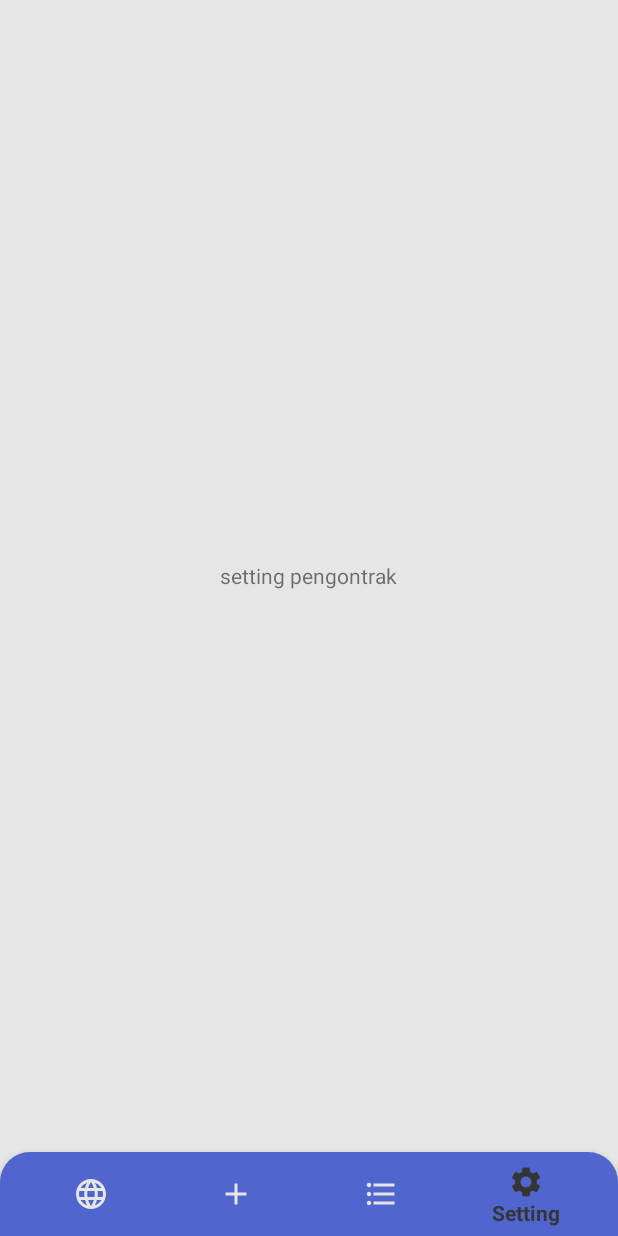
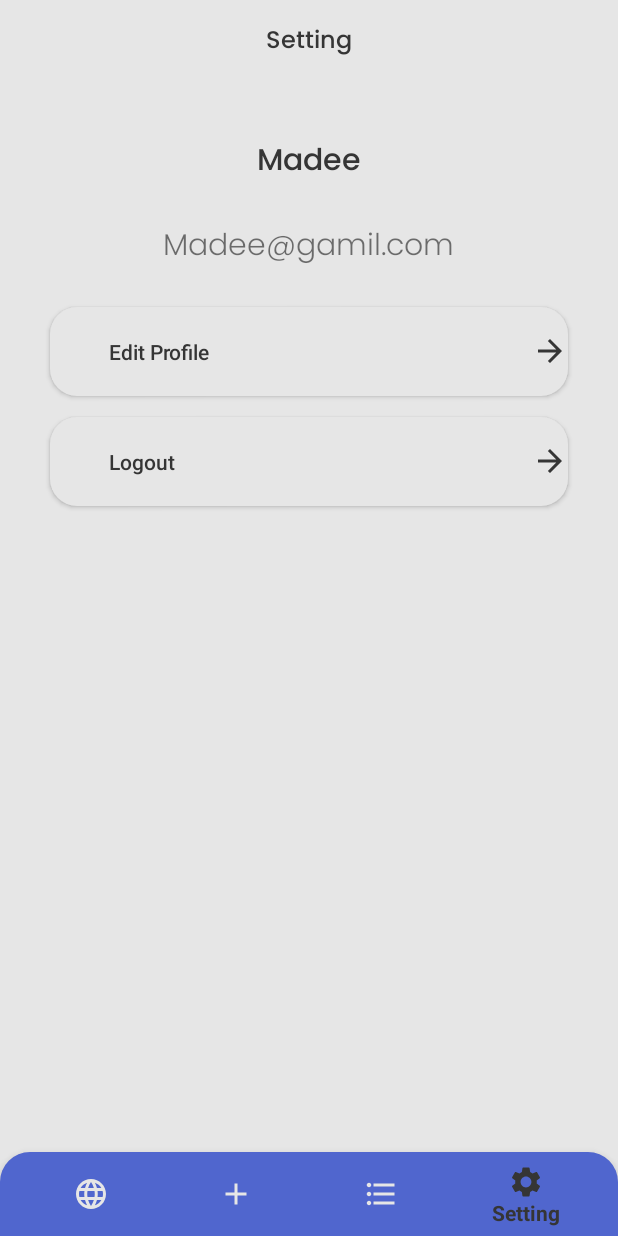
Before and after one commit to Madeean/BigBoss, an Android app: the fragment PengontrakListRequest placed in its activity, item 4 of the bottom bar chosen, on a phone screen of 412 x 824 dp. Run offline under Robolectric (Android 15) with nearby library versions, the phone set to English and light mode, and no system bars.

Commit message:
toolbar list request pengontrak, setting sisa edit profile

```diff
--- a/app/src/main/java/umn/ac/bigboss/pengontrak/PengontrakListRequest.java
+++ b/app/src/main/java/umn/ac/bigboss/pengontrak/PengontrakListRequest.java
@@ -2,23 +2,49 @@ package umn.ac.bigboss.pengontrak;
 
 import android.os.Bundle;
 
+import androidx.appcompat.app.AppCompatActivity;
+import androidx.appcompat.widget.Toolbar;
 import androidx.fragment.app.Fragment;
 
 import android.view.LayoutInflater;
 import android.view.View;
 import android.view.ViewGroup;
+import android.widget.TextView;
+
+import java.text.SimpleDateFormat;
+import java.util.Calendar;
 
 import umn.ac.bigboss.R;
 
 
 public class PengontrakListRequest extends Fragment {
 
-
+    Toolbar my_toolbar;
+    TextView my_toolbar_title;
+    private Calendar calendar;
+    private SimpleDateFormat dateFormat;
+    private String date;
 
     @Override
     public View onCreateView(LayoutInflater inflater, ViewGroup container,
                              Bundle savedInstanceState) {
         // Inflate the layout for this fragment
-        return inflater.inflate(R.layout.fragment_pengontrak_list_request, container, false);
+        View view = inflater.inflate(R.layout.fragment_pengontrak_list_request, container, false);
+
+        my_toolbar = view.findViewById(R.id.my_toolbar_list_requerst_pengontrak);
+        my_toolbar_title = my_toolbar.findViewById(R.id.my_toolbar_title);
+        my_toolbar.setBackgroundColor(getResources().getColor(R.color.abuabumuda));
+
+
+
+        my_toolbar_title.setText("Request Pembayaran");
+        my_toolbar_title.setTextColor(getResources().getColor(R.color.hitam));
+        my_toolbar_title.setTextSize(16);
+        AppCompatActivity activity = (AppCompatActivity) getActivity();
+        activity.setSupportActionBar(my_toolbar);
+        activity.getSupportActionBar().setDisplayShowTitleEnabled(false);
+
+
+        return view;
     }
 }
--- a/app/src/main/java/umn/ac/bigboss/pengontrak/PengontrakSetting.java
+++ b/app/src/main/java/umn/ac/bigboss/pengontrak/PengontrakSetting.java
@@ -1,23 +1,63 @@
 package umn.ac.bigboss.pengontrak;
 
+import android.content.Intent;
 import android.os.Bundle;
 
+import androidx.appcompat.app.AppCompatActivity;
+import androidx.appcompat.widget.Toolbar;
 import androidx.fragment.app.Fragment;
 
 import android.view.LayoutInflater;
 import android.view.View;
 import android.view.ViewGroup;
+import android.widget.Button;
+import android.widget.TextView;
 
+import java.text.SimpleDateFormat;
+import java.util.Calendar;
+
+import umn.ac.bigboss.LoginActivity;
 import umn.ac.bigboss.R;
 
 public class PengontrakSetting extends Fragment {
+    Toolbar my_toolbar;
+    TextView my_toolbar_title;
+    private Calendar calendar;
+    private SimpleDateFormat dateFormat;
+    private String date;
 
+    Button btn_logout;
 
 
     @Override
     public View onCreateView(LayoutInflater inflater, ViewGroup container,
                              Bundle savedInstanceState) {
         // Inflate the layout for this fragment
-        return inflater.inflate(R.layout.fragment_pengontrak_setting, container, false);
+        View view = inflater.inflate(R.layout.fragment_pengontrak_setting, container, false);
+
+        my_toolbar = view.findViewById(R.id.my_toolbar_list_requerst_pengontrak);
+        my_toolbar_title = my_toolbar.findViewById(R.id.my_toolbar_title);
+        my_toolbar.setBackgroundColor(getResources().getColor(R.color.abuabumuda));
+
+
+
+        my_toolbar_title.setText("Setting");
+        my_toolbar_title.setTextColor(getResources().getColor(R.color.hitam));
+        my_toolbar_title.setTextSize(16);
+        AppCompatActivity activity = (AppCompatActivity) getActivity();
+        activity.setSupportActionBar(my_toolbar);
+        activity.getSupportActionBar().setDisplayShowTitleEnabled(false);
+
+        btn_logout = view.findViewById(R.id.btn_logout_setting_pengontrak);
+        btn_logout.setOnClickListener(new View.OnClickListener() {
+            @Override
+            public void onClick(View v) {
+                Intent intent = new Intent(getActivity(), LoginActivity.class);
+                startActivity(intent);
+            }
+        });
+
+
+        return view;
     }
 }
--- /dev/null
+++ b/app/src/main/res/drawable/arrow_right.xml
@@ -0,0 +1,5 @@
+<vector android:autoMirrored="true" android:height="24dp"
+    android:tint="#353535" android:viewportHeight="24"
+    android:viewportWidth="24" android:width="24dp" xmlns:android="http://schemas.android.com/apk/res/android">
+    <path android:fillColor="@android:color/white" android:pathData="M12,4l-1.41,1.41L16.17,11H4v2h12.17l-5.58,5.59L12,20l8,-8z"/>
+</vector>
--- a/app/src/main/res/layout/fragment_pengontrak_list_request.xml
+++ b/app/src/main/res/layout/fragment_pengontrak_list_request.xml
@@ -5,11 +5,10 @@
     android:layout_height="match_parent"
     tools:context=".pengontrak.PengontrakListRequest">
 
-    <!-- TODO: Update blank fragment layout -->
-    <TextView
-        android:layout_centerInParent="true"
-        android:layout_width="wrap_content"
-        android:layout_height="wrap_content"
-        android:text="Pengontrak List Request" />
+    <include
+        android:id="@+id/my_toolbar_list_requerst_pengontrak"
+        layout="@layout/mytoolbar"
+        />
+
 
 </RelativeLayout>
--- a/app/src/main/res/layout/fragment_pengontrak_setting.xml
+++ b/app/src/main/res/layout/fragment_pengontrak_setting.xml
@@ -2,14 +2,69 @@
 <RelativeLayout xmlns:android="http://schemas.android.com/apk/res/android"
     xmlns:tools="http://schemas.android.com/tools"
     android:layout_width="match_parent"
+    android:background="@color/abuabumuda"
     android:layout_height="match_parent"
+
     tools:context=".pengontrak.PengontrakSetting">
 
-    <!-- TODO: Update blank fragment layout -->
+    <include
+        android:id="@+id/my_toolbar_list_requerst_pengontrak"
+        layout="@layout/mytoolbar"
+        />
+
+
     <TextView
-        android:layout_centerInParent="true"
+        android:layout_marginTop="35dp"
+        android:textSize="20dp"
+        android:fontFamily="@font/poppins_medium"
+        android:textColor="@color/hitam"
+        android:text="Madee"
+        android:id="@+id/name_setting_pengontrak"
+        android:layout_below="@+id/my_toolbar_list_requerst_pengontrak"
+        android:layout_centerHorizontal="true"
         android:layout_width="wrap_content"
-        android:layout_height="wrap_content"
-        android:text="setting pengontrak" />
+        android:layout_height="wrap_content"/>
 
+    <TextView
+        android:fontFamily="@font/poppins_light"
+        android:textSize="20dp"
+        android:text="Madee@gamil.com"
+        android:layout_marginTop="23dp"
+        android:id="@+id/email_setting_pengontrak"
+        android:layout_centerHorizontal="true"
+        android:layout_below="@+id/name_setting_pengontrak"
+        android:layout_width="wrap_content"
+        android:layout_height="wrap_content"/>
+
+    <Button
+        android:id="@+id/btn_edit_profile_setting_pengontrak"
+        android:paddingLeft="39dp"
+        android:layout_marginTop="23dp"
+        android:text="Edit Profile"
+        android:gravity="left|center_vertical"
+        android:drawableRight="@drawable/arrow_right"
+        android:textColor="@color/hitam"
+        android:textAllCaps="false"
+        android:backgroundTint="@color/abuabumuda"
+        android:background="@drawable/radius_btn_login"
+        android:layout_below="@id/email_setting_pengontrak"
+        android:layout_centerHorizontal="true"
+        android:layout_width="345dp"
+        android:layout_height="59dp"/>
+
+    <Button
+        android:id="@+id/btn_logout_setting_pengontrak"
+        android:paddingLeft="39dp"
+        android:layout_marginTop="14dp"
+        android:text="Logout"
+        android:gravity="left|center_vertical"
+        android:drawableRight="@drawable/arrow_right"
+        android:textColor="@color/hitam"
+        android:textAllCaps="false"
+        android:backgroundTint="@color/abuabumuda"
+        android:background="@drawable/radius_btn_login"
+        android:layout_below="@id/btn_edit_profile_setting_pengontrak"
+        android:layout_centerHorizontal="true"
+        android:layout_width="345dp"
+        android:layout_height="59dp"/>
 </RelativeLayout>
```
